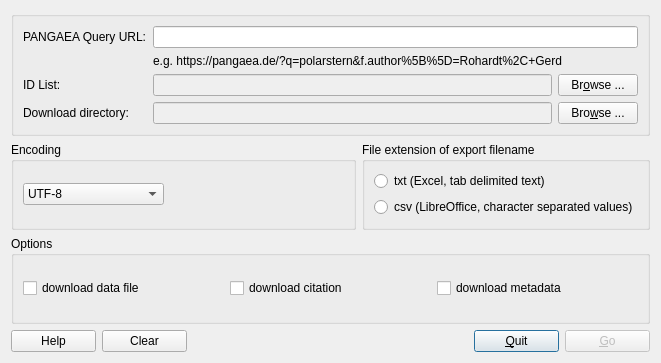
Qt form trunk/Forms/pangetdialog.ui (pangaea-data-publisher/PanGet) before a commit.
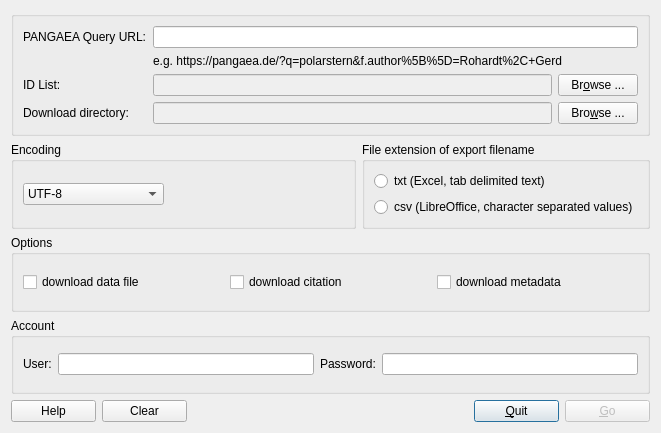
The same form after that commit.

Commit message: Download of password protected PANGAEA datasets

The edit to the form file:
```diff
--- a/trunk/Forms/pangetdialog.ui
+++ b/trunk/Forms/pangetdialog.ui
@@ -8,7 +8,7 @@
     <x>0</x>
     <y>0</y>
     <width>661</width>
-    <height>363</height>
+    <height>433</height>
    </rect>
   </property>
   <property name="acceptDrops">
@@ -17,7 +17,7 @@
   <property name="windowTitle">
    <string>PanGet</string>
   </property>
-  <layout class="QGridLayout" name="gridLayout_5">
+  <layout class="QGridLayout" name="gridLayout_6">
    <item row="0" column="0" colspan="2">
     <widget class="QGroupBox" name="DownloadDirectoryGroupBox">
      <property name="title">
@@ -186,7 +186,7 @@
     </widget>
    </item>
    <item row="1" column="1">
-    <widget class="QGroupBox" name="groupBox_4">
+    <widget class="QGroupBox" name="FileExtensiongroupBox">
      <property name="title">
       <string>File extension of export filename</string>
      </property>
@@ -209,7 +209,7 @@
     </widget>
    </item>
    <item row="2" column="0" colspan="2">
-    <widget class="QGroupBox" name="groupBox">
+    <widget class="QGroupBox" name="OptionsGroupBox">
      <property name="title">
       <string>Options</string>
      </property>
@@ -239,6 +239,39 @@
     </widget>
    </item>
    <item row="3" column="0" colspan="2">
+    <widget class="QGroupBox" name="AccountGroupBox">
+     <property name="title">
+      <string>Account</string>
+     </property>
+     <layout class="QGridLayout" name="gridLayout_5">
+      <item row="0" column="0">
+       <widget class="QLabel" name="UserTextLabel">
+        <property name="text">
+         <string>User:</string>
+        </property>
+       </widget>
+      </item>
+      <item row="0" column="1">
+       <widget class="QLineEdit" name="UserLineEdit"/>
+      </item>
+      <item row="0" column="2">
+       <widget class="QLabel" name="PasswordTextLabel">
+        <property name="text">
+         <string>Password:</string>
+        </property>
+       </widget>
+      </item>
+      <item row="0" column="3">
+       <widget class="QLineEdit" name="PasswordLineEdit">
+        <property name="echoMode">
+         <enum>QLineEdit::Password</enum>
+        </property>
+       </widget>
+      </item>
+     </layout>
+    </widget>
+   </item>
+   <item row="4" column="0" colspan="2">
     <layout class="QHBoxLayout" name="horizontalLayout">
      <item>
       <widget class="QPushButton" name="Help_pushButton">
```
Left out of the diff: 3 changed lines with no effect on the pictures. The commit also changes 3 other files.
